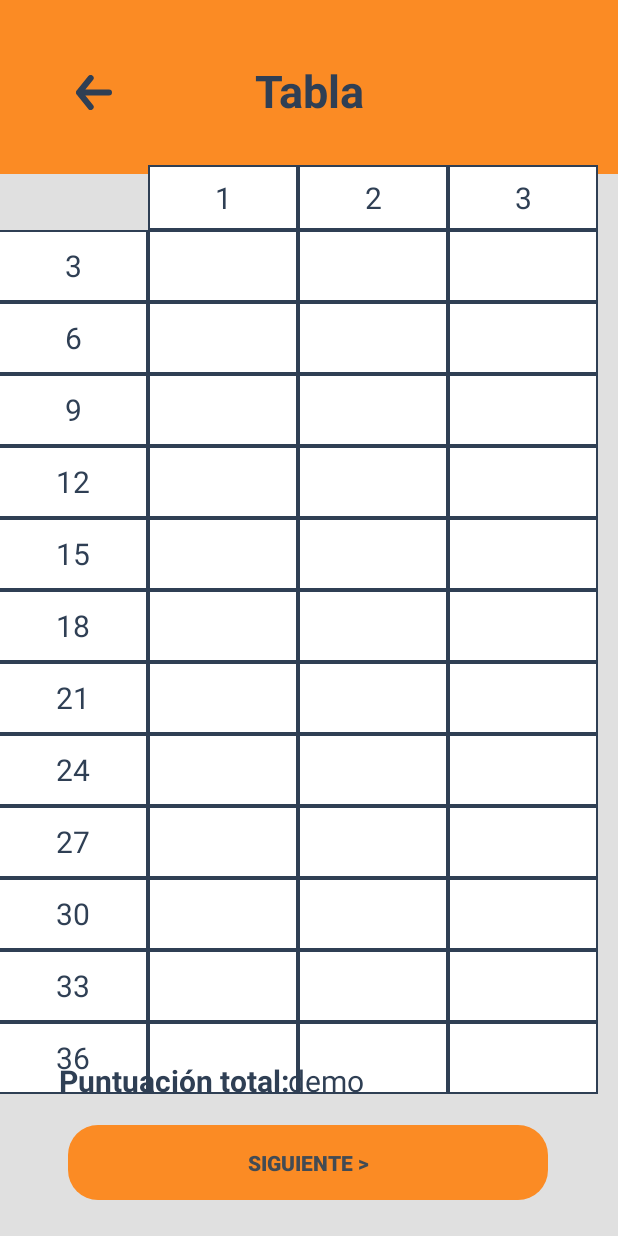
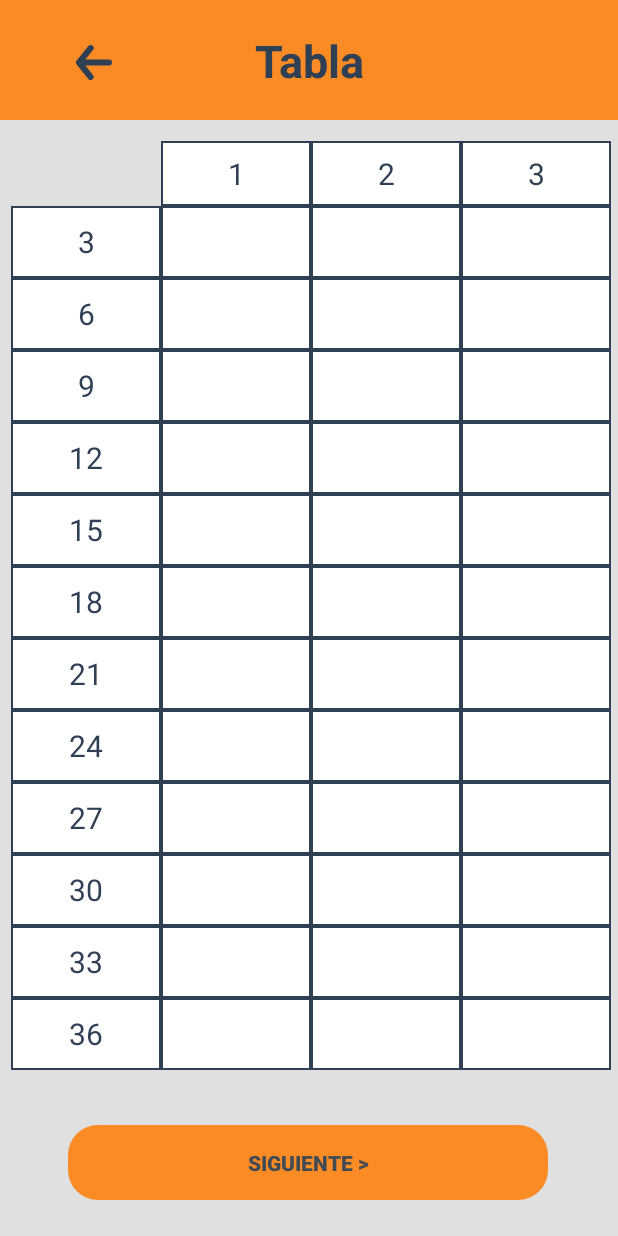
Before and after one commit to SaulSantanaSantana/Apolo-Helper, an Android app built with Jetpack Compose: the layout activity_table_data.xml on its own in the app's theme, with its tools: preview values and no code run, on a phone screen of 412 x 824 dp. Run offline under Robolectric (Android 15) with nearby library versions, the phone set to English and light mode, and no system bars.

Commit message:
Design improvements

```diff
--- a/app/src/main/res/layout/activity_points_data.xml
+++ b/app/src/main/res/layout/activity_points_data.xml
@@ -142,6 +142,7 @@
             android:hint="Número de fechas"
             android:inputType="text"
             android:paddingStart="16dp"
+            android:textColor="#424B54"
             android:textColorHint="@color/gray"
             app:layout_constraintBottom_toBottomOf="parent"
             app:layout_constraintEnd_toEndOf="parent"
@@ -160,6 +161,7 @@
             android:hint="Distancia"
             android:inputType="text"
             android:paddingStart="16dp"
+            android:textColor="#424B54"
             android:textColorHint="@color/gray"
             app:layout_constraintBottom_toTopOf="@+id/editTextNumeroFlechas"
             app:layout_constraintEnd_toEndOf="parent"
@@ -175,6 +177,7 @@
             android:hint="Categoria"
             android:inputType="text"
             android:paddingStart="16dp"
+            android:textColor="#424B54"
             android:textColorHint="@color/gray"
             app:layout_constraintBottom_toTopOf="@+id/editTextDiastancia"
             app:layout_constraintEnd_toEndOf="parent"
@@ -193,6 +196,7 @@
             android:hint="Modalidad"
             android:inputType="text"
             android:paddingStart="16dp"
+            android:textColor="#424B54"
             android:textColorHint="@color/gray"
             app:layout_constraintEnd_toEndOf="parent"
             app:layout_constraintHorizontal_bias="0.417"
@@ -209,6 +213,7 @@
             android:hint="Diana"
             android:inputType="text"
             android:paddingStart="16dp"
+            android:textColor="#424B54"
             android:textColorHint="@color/gray"
             app:layout_constraintBottom_toTopOf="@+id/textViewModalidad"
             app:layout_constraintEnd_toStartOf="@+id/editTextLetra"
@@ -224,6 +229,7 @@
             android:background="@drawable/white_background"
             android:ems="10"
             android:hint="Letra"
+            android:textColor="#424B54"
             android:inputType="text"
             android:paddingStart="16dp"
             android:textColorHint="@color/gray"
--- a/app/src/main/res/layout/activity_table_data.xml
+++ b/app/src/main/res/layout/activity_table_data.xml
@@ -11,7 +11,7 @@
     <View
         android:id="@+id/orangeBox"
         android:layout_width="0dp"
-        android:layout_height="116dp"
+        android:layout_height="80dp"
         android:background="@color/orange"
         app:layout_constraintBottom_toBottomOf="parent"
         app:layout_constraintEnd_toEndOf="parent"
@@ -24,7 +24,7 @@
         android:id="@+id/textViewPerfil"
         android:layout_width="245dp"
         android:layout_height="50dp"
-        android:layout_marginTop="40dp"
+        android:layout_marginTop="20dp"
         android:text="Tabla"
         android:textAlignment="center"
         android:textColor="@color/darkBlue"
@@ -38,7 +38,7 @@
         android:id="@+id/imageView2"
         android:layout_width="wrap_content"
         android:layout_height="wrap_content"
-        android:layout_marginTop="50dp"
+        android:layout_marginTop="30dp"
         app:layout_constraintEnd_toStartOf="@+id/textViewPerfil"
         app:layout_constraintHorizontal_bias="0.854"
         app:layout_constraintStart_toStartOf="@+id/orangeBox"
@@ -66,18 +66,19 @@
         android:id="@+id/tableLayout"
         android:layout_width="450dp"
         android:layout_height="652dp"
+        android:layout_marginTop="8dp"
         android:padding="16dp"
-        app:layout_constraintBottom_toTopOf="@+id/buttonEditData"
         app:layout_constraintEnd_toEndOf="parent"
-        app:layout_constraintHorizontal_bias="0.485"
+        app:layout_constraintHorizontal_bias="0.256"
         app:layout_constraintStart_toStartOf="parent"
         app:layout_constraintTop_toBottomOf="@+id/textViewPerfil"
         tools:context=".MainActivity">
 
         <!-- Encabezado de la tabla -->
+
         <TableRow
-            android:layout_width="399dp"
-            android:layout_height="48dp">
+            android:layout_width="match_parent"
+            android:layout_height="match_parent">
 
             <TextView
                 android:layout_width="100dp"
@@ -662,33 +663,5 @@
 
     </TableLayout>
 
-    <TextView
-        android:id="@+id/textViewPuntuacion"
-        android:layout_width="wrap_content"
-        android:layout_height="wrap_content"
-        android:layout_marginBottom="16dp"
-        android:text="Puntuación total:"
-        android:textAlignment="center"
-        android:textColor="@color/darkBlue"
-        android:textSize="20sp"
-        android:textStyle="bold"
-        app:layout_constraintBottom_toTopOf="@+id/buttonEditData"
-        app:layout_constraintEnd_toEndOf="parent"
-        app:layout_constraintHorizontal_bias="0.15"
-        app:layout_constraintStart_toStartOf="parent" />
-
-    <TextView
-        android:id="@+id/textViewPuntuacionD"
-        android:layout_width="wrap_content"
-        android:layout_height="wrap_content"
-        android:layout_marginBottom="16dp"
-        android:text="demo"
-        android:textColor="@color/darkBlue"
-        android:textSize="20sp"
-        app:layout_constraintBottom_toTopOf="@+id/buttonEditData"
-        app:layout_constraintEnd_toEndOf="parent"
-        app:layout_constraintHorizontal_bias="0.0"
-        app:layout_constraintStart_toEndOf="@+id/textViewPuntuacion" />
-
 
 </androidx.constraintlayout.widget.ConstraintLayout>
```
Also changed, not shown: app/src/main/res/layout/activity_table_data_30.xml (+0 -28 lines).
